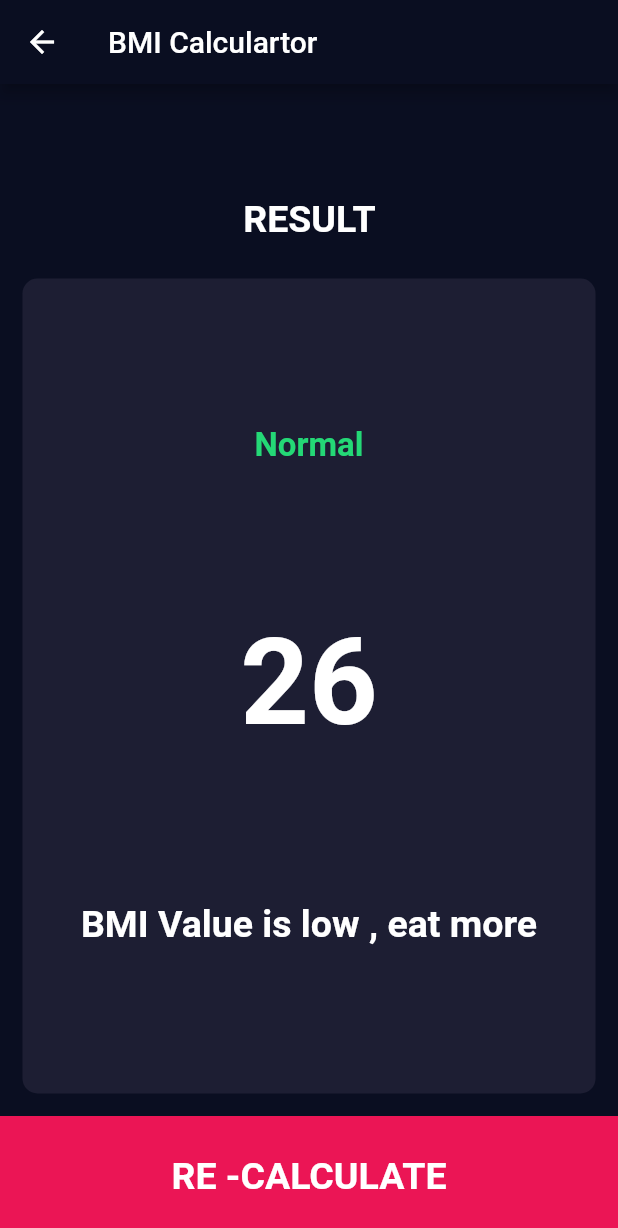
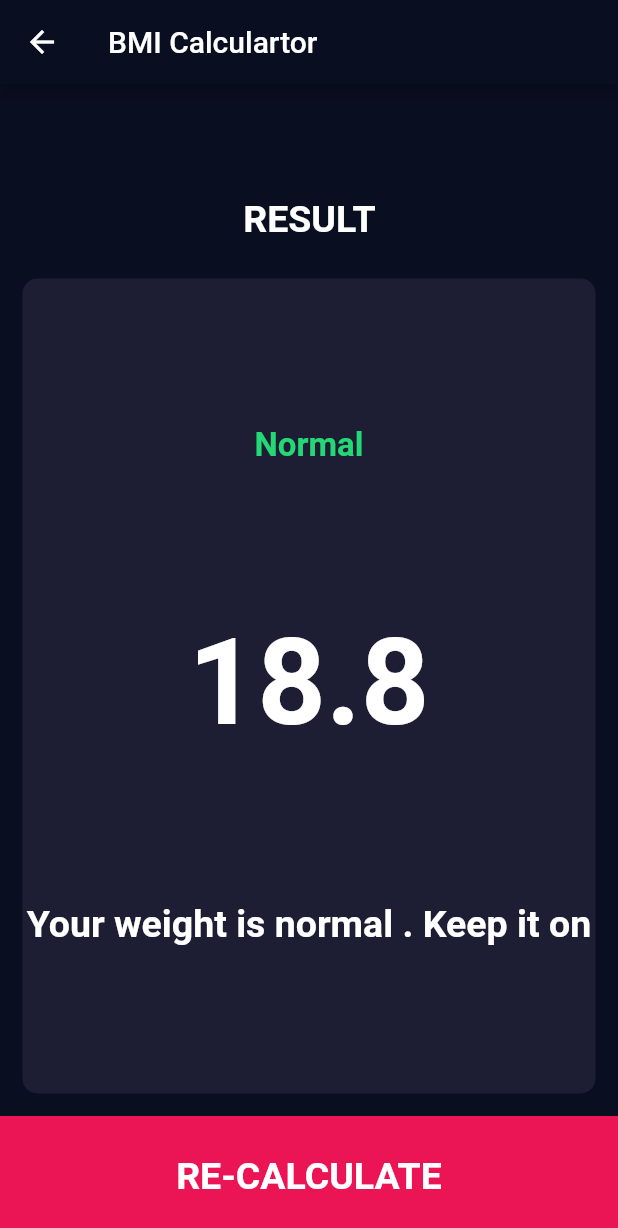
Before and after one commit to surajadkhari/bmi_calculation_app, a Flutter app: the screen it shows after launch, after a tap on "Calculate", on a phone screen of 412 x 824 dp. Shown: the top 1228 px of the screen. Run offline on Flutter 3.47's test engine with Material 2 defaults, Android fonts, the phone set to English and light mode, and no system bars; our stand-ins replace font_awesome_flutter.

Commit message:
BMI Calculation Added

```diff
--- /dev/null
+++ b/lib/calculation/calculation.dart
@@ -0,0 +1,37 @@
+import 'dart:math';
+
+class Calculation {
+  final int height;
+  final int weight;
+  double? _bmi;
+
+  Calculation({required this.height, required this.weight});
+
+  String calculateBMI() {
+    _bmi = weight / pow(height / 100, 2);
+    return _bmi!.toStringAsFixed(1);
+  }
+
+  String bmiResult() {
+    if (_bmi! >= 25) {
+      print(_bmi);
+      return 'OverWeight';
+    } else if (_bmi! > 18.5) {
+      return "Normal";
+    } else {
+      print(_bmi);
+
+      return 'UnderWeight';
+    }
+  }
+
+  String bmiFeedback() {
+    if (_bmi! >= 25) {
+      return 'Your weight is higher than normal. Excercise now';
+    } else if (_bmi! > 18.5) {
+      return "Your weight is normal . Keep it on";
+    } else {
+      return 'Your weight is lower than normal. Eat more';
+    }
+  }
+}
--- a/lib/main.dart
+++ b/lib/main.dart
@@ -13,11 +13,11 @@ class homepage extends StatelessWidget {
   @override
   Widget build(BuildContext context) {
     return MaterialApp(
-      // initialRoute: "/",
-      routes: {
-        // "/": (context) => homepage(),
-        "/resultpage": (context) => ResultPage()
-      },
+
+      // routes: {
+      //   // "/": (context) => homepage(),
+      //   "/resultpage": (context) => ResultPage()
+      // },
       debugShowCheckedModeBanner: false,
       home: BMICal(),
       theme: ThemeData.dark().copyWith(
--- a/lib/screen/homepage.dart
+++ b/lib/screen/homepage.dart
@@ -1,7 +1,9 @@
+import 'package:bmi_app/calculation/calculation.dart';
 import 'package:bmi_app/component/bottom_button.dart';
 import 'package:bmi_app/component/icon_contain.dart';
 import 'package:bmi_app/component/reuseable_card.dart';
 import 'package:bmi_app/screen/const.dart';
+import 'package:bmi_app/screen/resultpage.dart';
 import 'package:flutter/cupertino.dart';
 import 'package:flutter/material.dart';
 import 'package:font_awesome_flutter/font_awesome_flutter.dart';
@@ -230,7 +232,19 @@ class _BMICalState extends State<BMICal> {
           ),
           BottomButton(
             ontap: () {
-              Navigator.pushNamed(context, "/resultpage");
+              Calculation calc = Calculation(height: height, weight: weight);
+
+
+              Navigator.push(
+                context,
+                MaterialPageRoute(
+                  builder: (context) => ResultPage(
+                    bmiValue: calc.calculateBMI(),
+                    bmiFeedback: calc.bmiFeedback(),
+                    bmiResult: calc.bmiResult(),
+                  ),
+                ),
+              );
             },
             buttonTitle: "Calculate",
           ),
--- a/lib/screen/resultpage.dart
+++ b/lib/screen/resultpage.dart
@@ -5,7 +5,14 @@ import 'package:bmi_app/screen/const.dart';
 import 'package:flutter/material.dart';
 
 class ResultPage extends StatelessWidget {
-  const ResultPage({Key? key}) : super(key: key);
+  ResultPage(
+      {required this.bmiFeedback,
+      required this.bmiResult,
+      required this.bmiValue});
+
+  final String bmiValue;
+  final String bmiResult;
+  final String bmiFeedback;
 
   @override
   Widget build(BuildContext context) {
@@ -36,15 +43,18 @@ class ResultPage extends StatelessWidget {
                 crossAxisAlignment: CrossAxisAlignment.center,
                 children: [
                   Text(
-                    "Normal",
+                    bmiResult,
+                    // "hi",
                     style: kResultTextStlye,
                   ),
                   Text(
-                    "26",
+                    bmiValue,
                     style: kBMITextvalueStlye,
                   ),
                   Text(
-                    "BMI Value is low , eat more",
+                    // "hi",
+                    bmiFeedback,
+                    textAlign: TextAlign.center,
                     style: kBMIvaluedescriptiovalueStlye,
                   ),
                 ],
@@ -52,7 +62,7 @@ class ResultPage extends StatelessWidget {
             ),
           ),
           BottomButton(
-            buttonTitle: "RE -CALCULATE",
+            buttonTitle: "RE-CALCULATE",
             ontap: () {
               Navigator.pop(context);
             },
```
Also changed, not shown: lib/component/round_icon_button.dart (line endings or trailing spaces).
